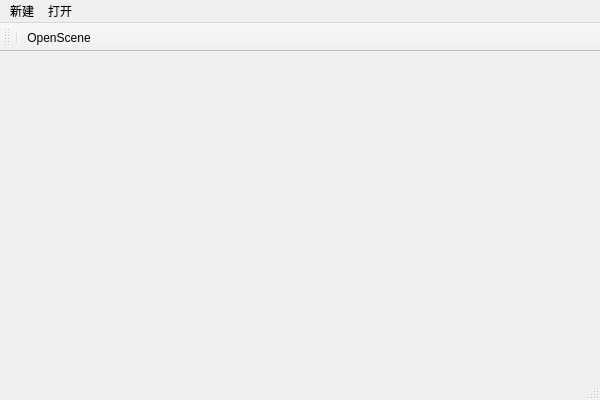
Qt form SimpleEngineDX11/SimpleEditor/simpleeditor.ui (liaozc/SimpleEngineDX11) before a commit.
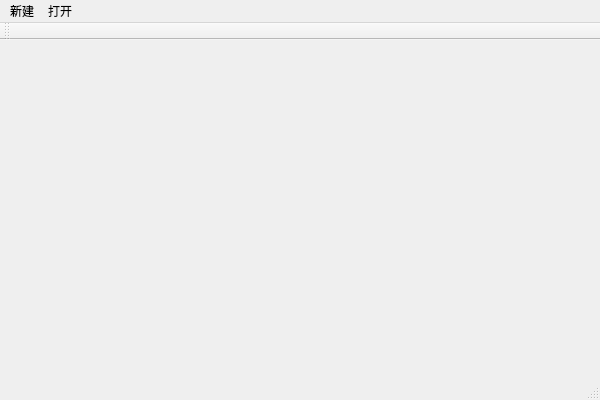
The same form after that commit. Icons and pictures are not drawn.

```diff
--- a/SimpleEngineDX11/SimpleEditor/simpleeditor.ui
+++ b/SimpleEngineDX11/SimpleEditor/simpleeditor.ui
@@ -43,22 +43,8 @@
    <attribute name="toolBarBreak">
     <bool>true</bool>
    </attribute>
-   <addaction name="separator"/>
-   <addaction name="actionOpenScene"/>
   </widget>
   <widget class="QStatusBar" name="statusBar"/>
-  <action name="actionOpenScene">
-   <property name="icon">
-    <iconset resource="simpleeditor.qrc">
-     <normaloff>:/SimpleEditor/Resources/FileOpen.png</normaloff>:/SimpleEditor/Resources/FileOpen.png</iconset>
-   </property>
-   <property name="text">
-    <string>OpenScene</string>
-   </property>
-   <property name="toolTip">
-    <string>打开场景</string>
-   </property>
-  </action>
  </widget>
  <layoutdefault spacing="6" margin="11"/>
  <resources>
```
Left out of the diff: 8 changed lines with no effect on the pictures.
